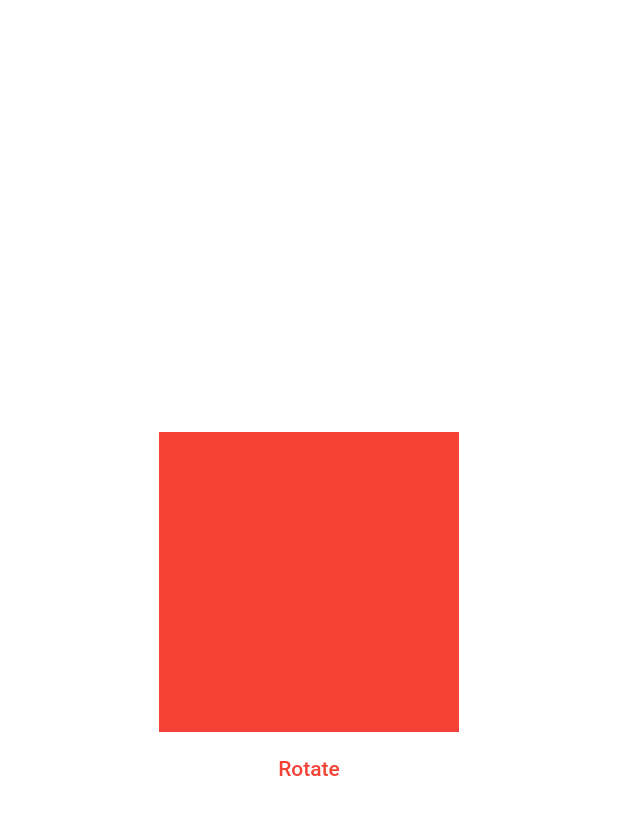
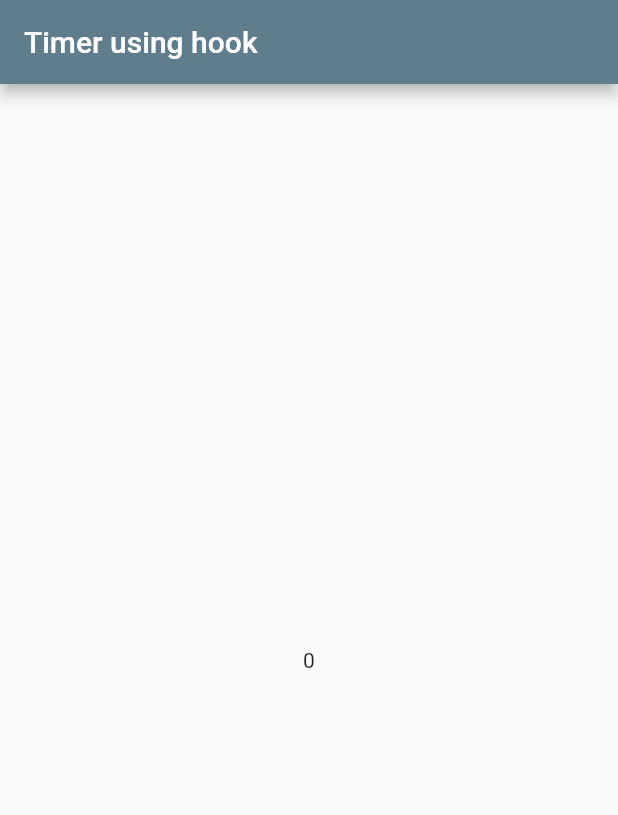
Before and after one commit to f0cuSsss/flutter_hooks_examples, a Flutter app: the first screen one second after launch, on a phone screen of 412 x 824 dp. Shown: the top 815 px of the screen. Run offline on Flutter 3.47's test engine with Material 2 defaults, Android fonts, the phone set to English and light mode, and no system bars; our stand-ins replace flutter_hooks.

Commit message:
inifinite timer using hooks

```diff
--- /dev/null
+++ b/lib/examples/hooks/timer_hook.dart
@@ -0,0 +1,41 @@
+import 'dart:async';
+
+import 'package:flutter/material.dart';
+import 'package:flutter_hooks/flutter_hooks.dart';
+
+int useInfiniteTimer(BuildContext context) {
+  return use(const _InfiniteTimer());
+}
+
+class _InfiniteTimer extends Hook<int> {
+  const _InfiniteTimer();
+
+  @override
+  __InfiniteTimerState createState() => __InfiniteTimerState();
+}
+
+class __InfiniteTimerState extends HookState<int, _InfiniteTimer> {
+  late Timer _timer;
+  int _value = 0;
+
+  @override
+  void initHook() {
+    super.initHook();
+    _timer = Timer.periodic(const Duration(seconds: 1), (timer) {
+      setState(() {
+        _value = timer.tick;
+      });
+    });
+  }
+
+  @override
+  void dispose() {
+    super.dispose();
+    _timer.cancel();
+  }
+
+  @override
+  int build(BuildContext context) {
+    return _value;
+  }
+}
--- /dev/null
+++ b/lib/examples/timer_hook_widget.dart
@@ -0,0 +1,24 @@
+import 'package:flutter/material.dart';
+import 'package:flutter_hooks/flutter_hooks.dart';
+
+import 'hooks/timer_hook.dart';
+
+class TimerHookWidget extends HookWidget {
+  @override
+  Widget build(BuildContext context) {
+    final timerValue = useInfiniteTimer(context);
+    return Scaffold(
+      appBar: AppBar(
+        title: Text('Timer using hook'),
+      ),
+      body: Center(
+        child: Column(
+          mainAxisAlignment: MainAxisAlignment.center,
+          children: <Widget>[
+            Text('${timerValue}'),
+          ],
+        ),
+      ),
+    );
+  }
+}
--- a/lib/main.dart
+++ b/lib/main.dart
@@ -2,6 +2,7 @@ import 'package:flutter/material.dart';
 
 import 'examples/animation_rotate_hook_widget.dart';
 import 'examples/animation_rotate_widget.dart';
+import 'examples/timer_hook_widget.dart';
 
 void main() {
   runApp(const MyApp());
@@ -18,9 +19,9 @@ class MyApp extends StatelessWidget {
       theme: ThemeData(
         primarySwatch: Colors.blueGrey,
       ),
-      // home: const TimerHookWidget(),
+      home: TimerHookWidget(),
       // home: const AnimationRotateStateful(),
-      home: AnimationRotateHookStateful(),
+      // home: AnimationRotateHookStateful(),
     );
   }
 }
```
